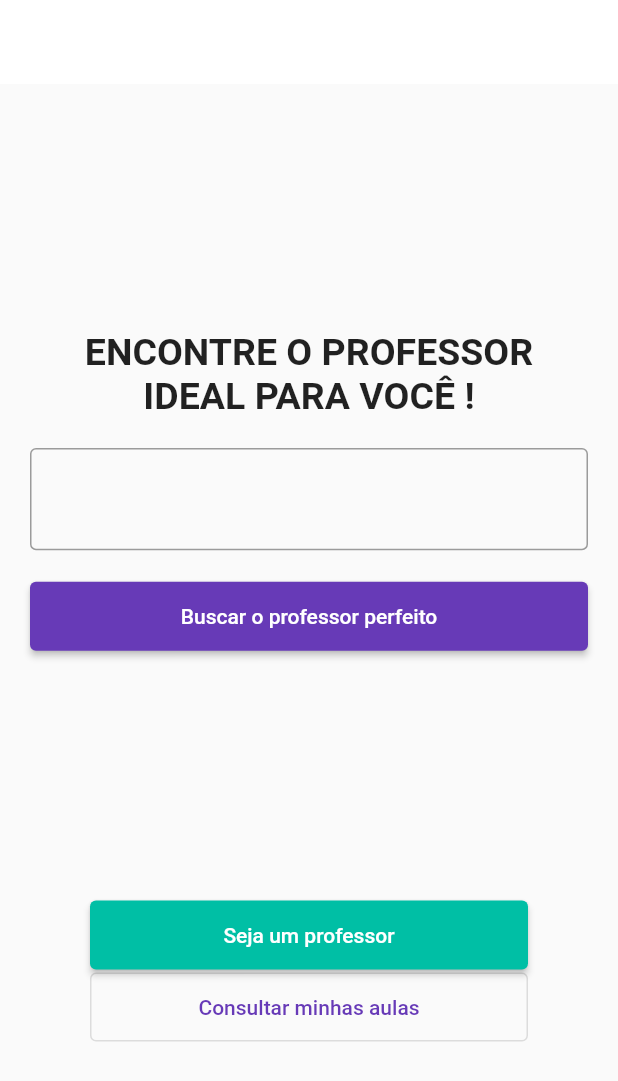
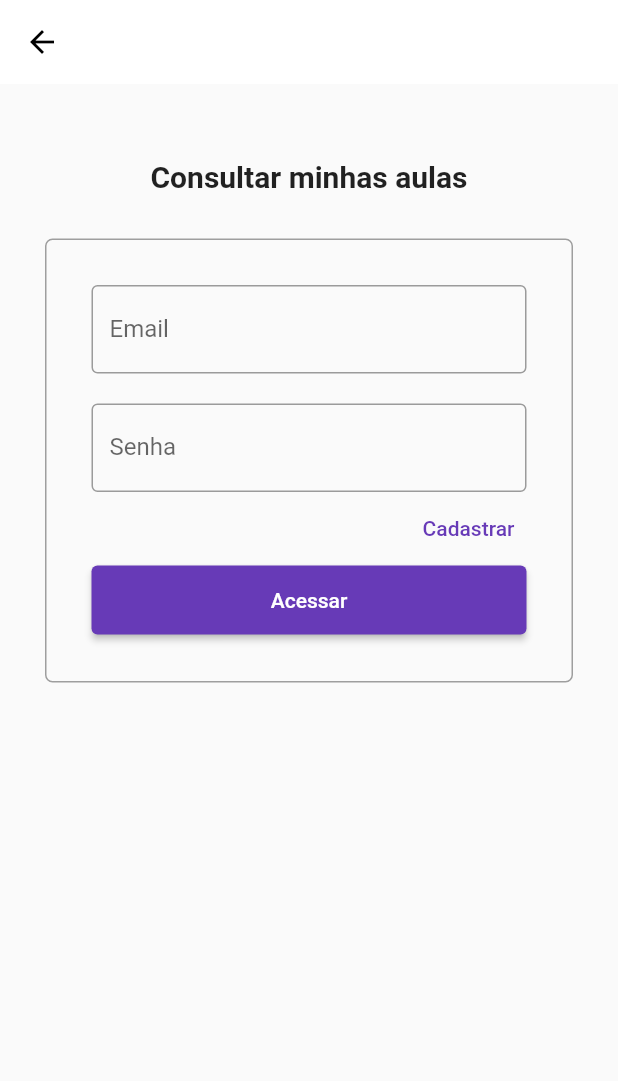
Before and after one commit to treinaweb/treinaweb-flutter-hiperprof, a Flutter app: the screen it shows after launch, after a tap on "Consultar minhas aulas", on a phone screen of 412 x 824 dp. Shown: the top 1081 px of the screen. Run offline on Flutter 3.47's test engine with Material 2 defaults, Android fonts, the phone set to English and light mode, and no system bars; our stand-ins replace dio, flutter_masked_text2, get_storage; missing offline and left inert: validatorless; network calls fail.

Commit message:
22:05 - tela de login

```diff
--- a/lib/app/modules/formulario_professor/view/formulario_professor_view.dart
+++ b/lib/app/modules/formulario_professor/view/formulario_professor_view.dart
@@ -35,6 +35,18 @@ class _FormularioProfessorViewState extends State<FormularioProfessorView>
           context, route, arguments: novoProfessor, (route) => false);
     },
   );
+
+  @override
+  void dispose() {
+    controller.nomeController.dispose();
+    controller.idadeController.dispose();
+    controller.valorAulaController.dispose();
+    controller.emailController.dispose();
+    controller.senhaController.dispose();
+    controller.confirmarSenhaController.dispose();
+    controller.descricaoController.dispose();
+    super.dispose();
+  }
 
   @override
   Widget build(BuildContext context) {
--- a/lib/app/modules/inicial/controller/inicial_controller.dart
+++ b/lib/app/modules/inicial/controller/inicial_controller.dart
@@ -3,7 +3,7 @@ import 'package:hiperprof/routes.dart';
 
 class InicialController {
   final bool Function() isValidForm;
-  final Function(String route, String search) onNavigatorProfessor;
+  final Function(String route, String? search) onNavigatorProfessor;
   final searchController = TextEditingController();
 
   InicialController(
@@ -26,8 +26,10 @@ class InicialController {
   }
 
   void sejaProfessor() {
-    onNavigatorProfessor(Routes.FORMULARIO_PROFESSOR, '');
+    onNavigatorProfessor(Routes.FORMULARIO_PROFESSOR, null);
   }
 
-  void consultarAula() {}
+  void consultarAula() {
+    onNavigatorProfessor(Routes.LOGIN, null);
+  }
 }
--- /dev/null
+++ b/lib/app/modules/login/views/login_view.dart
@@ -0,0 +1,93 @@
+import 'package:flutter/material.dart';
+import 'package:hiperprof/app/components/hp_elevated_button.dart';
+import 'package:hiperprof/app/components/hp_text_form_field.dart';
+import 'package:hiperprof/app/components/ht_text_title.dart';
+
+class LoginView extends StatefulWidget {
+  const LoginView({Key? key}) : super(key: key);
+
+  @override
+  State<LoginView> createState() => _LoginViewState();
+}
+
+class _LoginViewState extends State<LoginView> {
+  @override
+  Widget build(BuildContext context) {
+    return Scaffold(
+      appBar: AppBar(),
+      body: SingleChildScrollView(
+        child: Container(
+          alignment: Alignment.center,
+          margin: const EdgeInsets.only(top: 50),
+          child: Column(
+            children: [
+              const HPTextTitle(
+                text: 'Consultar minhas aulas ',
+                size: HPSizeTitle.normal,
+              ),
+              Container(
+                margin: const EdgeInsets.only(top: 30, left: 30, right: 30),
+                padding:
+                    const EdgeInsets.symmetric(vertical: 30, horizontal: 30),
+                decoration: BoxDecoration(
+                  border: Border.all(width: 1, color: Colors.grey),
+                  borderRadius: BorderRadius.circular(5),
+                ),
+                child: Form(
+                  child: Column(
+                    children: [
+                      HPTextFormField(
+                        controller: TextEditingController(),
+                        label: 'Email',
+                        keyboardType: TextInputType.emailAddress,
+                      ),
+                      const SizedBox(
+                        height: 20,
+                      ),
+                      HPTextFormField(
+                        controller: TextEditingController(),
+                        label: 'Senha',
+                        obscureText: true,
+                        keyboardType: TextInputType.visiblePassword,
+                      ),
+                      Visibility(
+                        visible: false,
+                        child: Padding(
+                          padding: const EdgeInsets.symmetric(vertical: 10),
+                          child: Text(
+                            'ERRO',
+                            style: TextStyle(
+                              color: Theme.of(context).errorColor,
+                              fontSize: 15,
+                            ),
+                          ),
+                        ),
+                      ),
+                      Align(
+                        alignment: Alignment.centerRight,
+                        child: TextButton(
+                          onPressed: () {},
+                          child: const Text('Cadastrar'),
+                        ),
+                      ),
+                      HPElevatedButton(
+                        child: const Visibility(
+                          visible: true,
+                          replacement: CircularProgressIndicator(
+                            color: Colors.white,
+                          ),
+                          child: Text('Acessar'),
+                        ),
+                        onPressed: () {},
+                      )
+                    ],
+                  ),
+                ),
+              )
+            ],
+          ),
+        ),
+      ),
+    );
+  }
+}
--- a/lib/main.dart
+++ b/lib/main.dart
@@ -2,6 +2,7 @@ import 'package:flutter/material.dart';
 import 'package:get_storage/get_storage.dart';
 import 'package:hiperprof/app/modules/formulario_professor/view/formulario_professor_view.dart';
 import 'package:hiperprof/app/modules/inicial/views/inicial_view.dart';
+import 'package:hiperprof/app/modules/login/views/login_view.dart';
 import 'package:hiperprof/app/modules/pesquisa_professor/views/detalhe_professor_view.dart';
 import 'package:hiperprof/app/modules/pesquisa_professor/views/pesquisa_professor_view.dart';
 import 'package:hiperprof/routes.dart';
@@ -40,6 +41,7 @@ class MyApp extends StatelessWidget {
       routes: {
         Routes.INCIAL: (context) => const InicialView(),
         Routes.DETALHE_PROFESSOR: (context) => DetalheProfessorView(),
+        Routes.LOGIN: (context) => const LoginView(),
       },
     );
   }
--- a/lib/routes.dart
+++ b/lib/routes.dart
@@ -6,4 +6,5 @@ abstract class Routes {
   static const DETALHE_PROFESSOR = 'detalheProfessor';
   static const FORMULARIO_PROFESSOR = 'formularioProfessor';
   static const HOME_PROFESSOR = 'homeProfessor';
+  static const LOGIN = 'login';
 }
```
